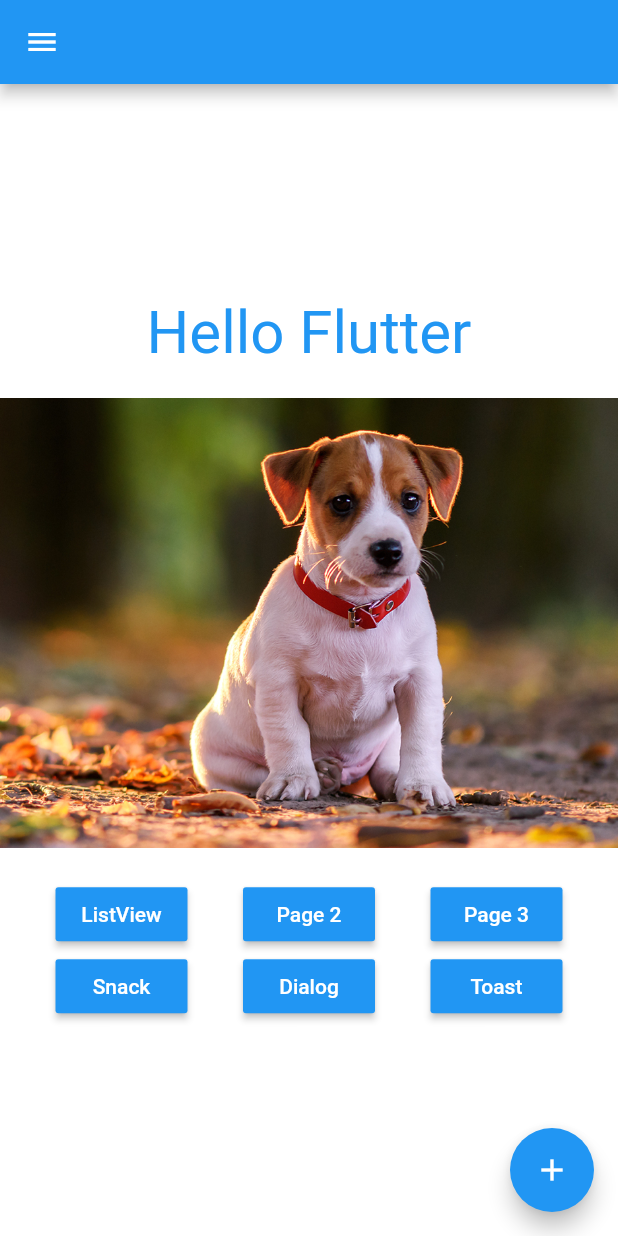
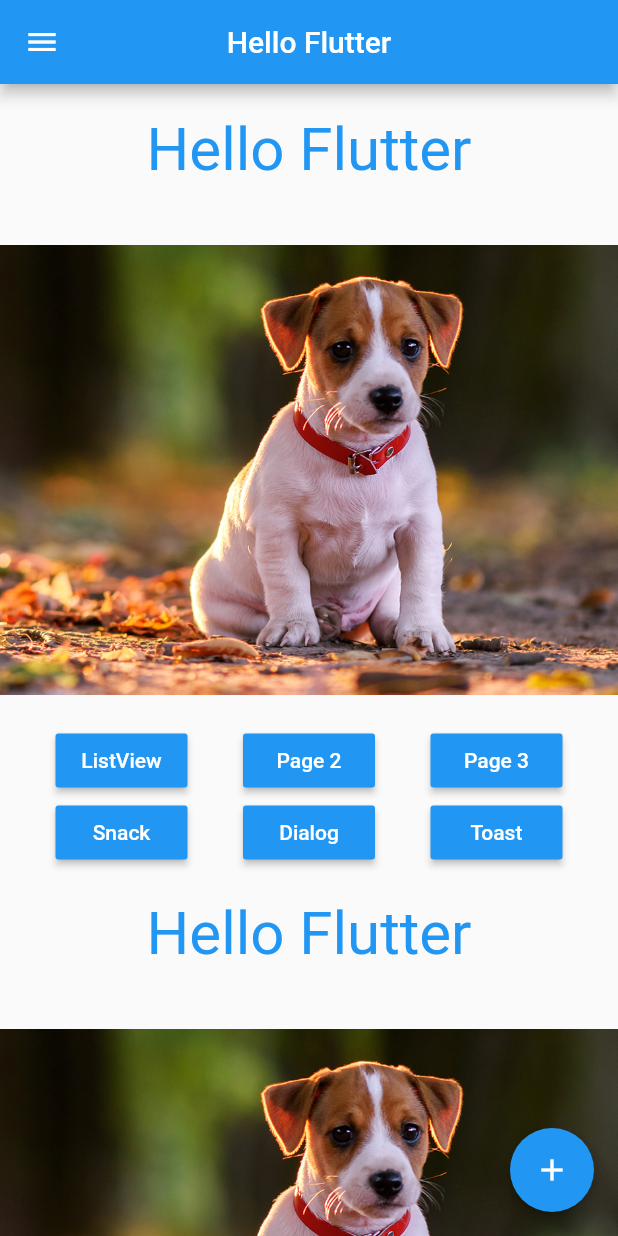
Before and after one commit to raphacm/flutter_essentials_widgets, a Flutter app: the screen it shows after launch, on a phone screen of 412 x 824 dp. Run offline on Flutter 3.47's test engine with Material 2 defaults, Android fonts, the phone set to English and light mode, and no system bars.

Commit message:
create singleChildScrollView

```diff
--- a/lib/pages/home_page.dart
+++ b/lib/pages/home_page.dart
@@ -1,4 +1,3 @@
-import 'package:flutter/gestures.dart';
 import 'package:flutter/material.dart';
 
 class Home extends StatelessWidget {
@@ -6,7 +5,7 @@ class Home extends StatelessWidget {
   Widget build(BuildContext context) {
     return Scaffold(
       appBar: AppBar(
-        title: _text(),
+        title: Text("Hello Flutter"),
         centerTitle: true,
       ),
       body: _body(),
@@ -21,20 +20,28 @@ class Home extends StatelessWidget {
   }
 
   _text() {
-    return Text(
-      "Hello Flutter",
-      style: TextStyle(
-        color: Colors.blue,
-        fontSize: 40,
+    return Container(
+      margin: EdgeInsets.only(
+        top: 20,
+        bottom: 20,
+      ),
+      child: Text(
+        "Hello Flutter",
+        style: TextStyle(
+          color: Colors.blue,
+          fontSize: 40,
+        ),
       ),
     );
   }
 
   _body() {
-    return Container(
-      color: Colors.white,
+    return SingleChildScrollView(
       child: Column(
         children: [
+          _text(),
+          _pageView(),
+          _buttons(),
           _text(),
           _pageView(),
           _buttons(),
@@ -42,6 +49,7 @@ class Home extends StatelessWidget {
         mainAxisAlignment: MainAxisAlignment.center,
       ),
     );
+    // );
   }
 
   _img(String imageName) {
```
